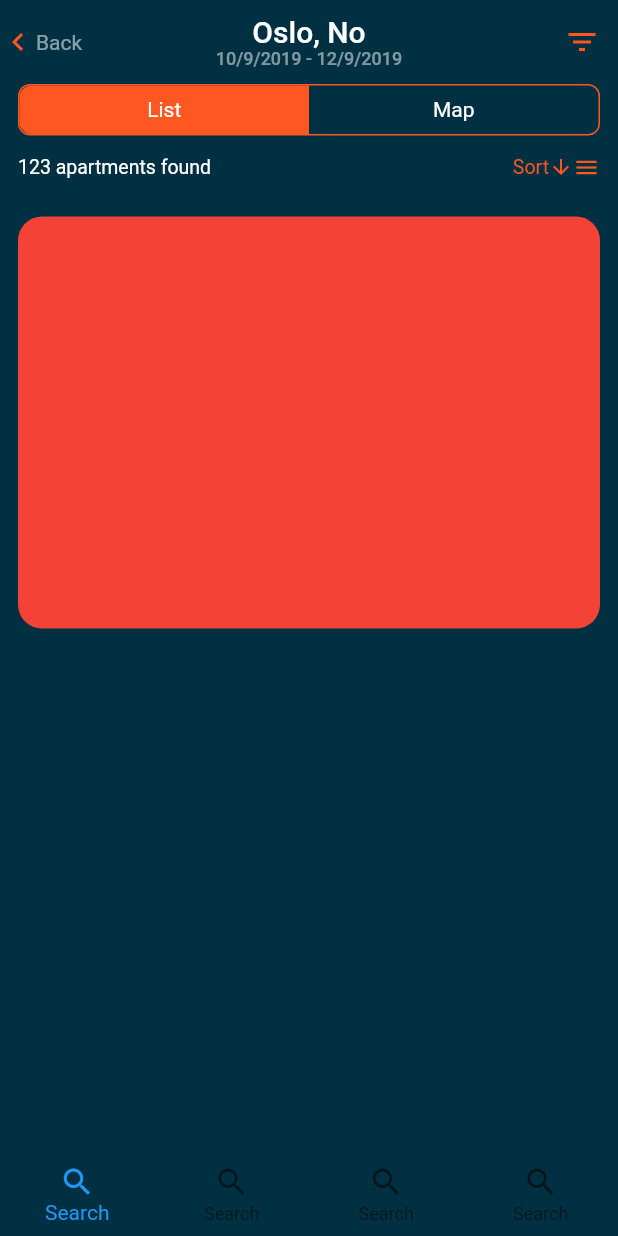
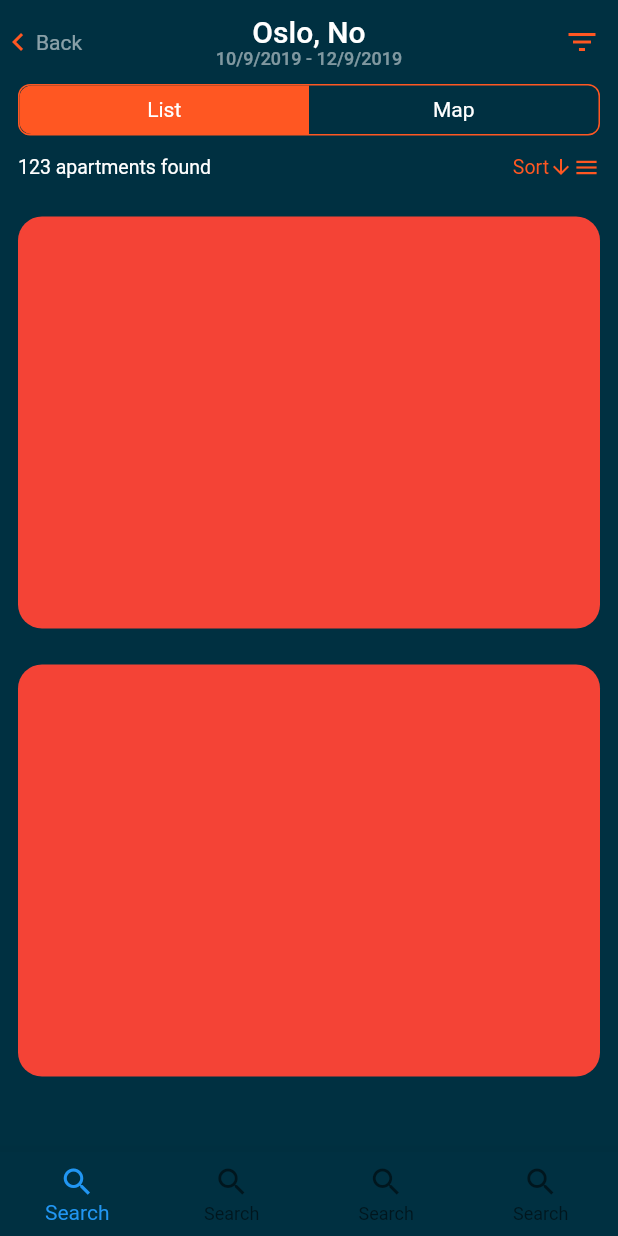
Before and after one commit to JAICHANGPARK/flutter_notebook_the_third_story, a Flutter app: the screen it shows after launch, on a phone screen of 412 x 824 dp. Run offline on Flutter 3.47's test engine with Material 2 defaults, Android fonts, the phone set to English and light mode, and no system bars; our stand-ins replace badges, dotted_border, fl_chart, google_fonts, page_transition, percent_indicator.

Commit message:
Update home_page.dart

```diff
--- a/lib/apartment_booking_app/home_page.dart
+++ b/lib/apartment_booking_app/home_page.dart
@@ -75,24 +75,27 @@ class _HomePageState extends State<HomePage> {
               ],
             ),
           ),
-
           Container(
-            height: MediaQuery.of(context).size.height / 2,
+            height: MediaQuery.of(context).size.height / 1.4,
             child: ListView(
               children: <Widget>[
                 Container(
                   margin: EdgeInsets.all(12),
                   decoration: BoxDecoration(
                       borderRadius: BorderRadius.circular(16),
-                          color: Colors.red
+                      color: Colors.red),
+                  height: MediaQuery.of(context).size.height / 3,
                 ),
+                Container(
+                  margin: EdgeInsets.all(12),
+                  decoration: BoxDecoration(
+                      borderRadius: BorderRadius.circular(16),
+                      color: Colors.red),
                   height: MediaQuery.of(context).size.height / 3,
-
                 )
               ],
             ),
           )
-
         ],
       ),
       appBar: AppBar(
```
Lines whose indentation alone changed are shown as unchanged.
